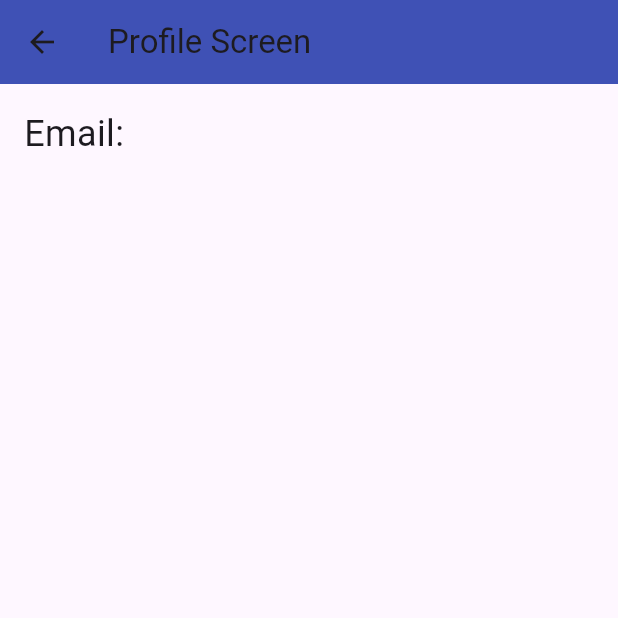
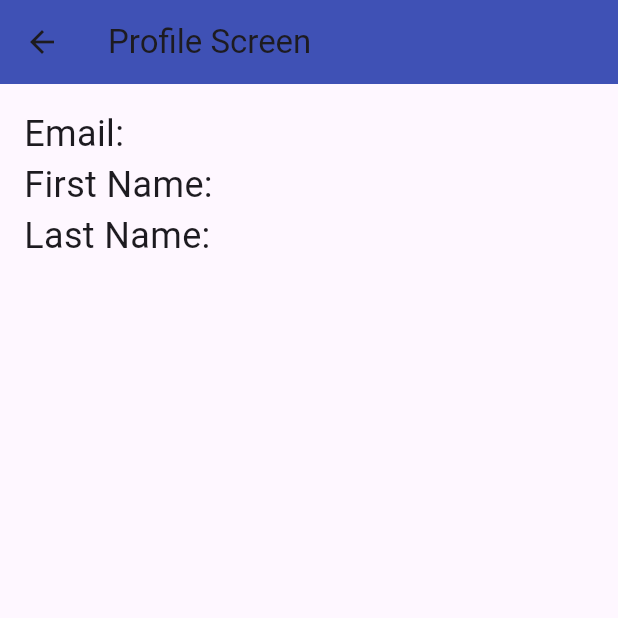
Before and after one commit to Antschw/intellij_flutter_test, a Flutter app: the ProfileScreen screen opened by its route, on a phone screen of 412 x 824 dp, the top half of it. Run offline on Flutter 3.47's test engine with Material 3 defaults, Android fonts, the phone set to English and light mode, and no system bars; our stand-ins replace audioplayers, flutter_secure_storage, google_fonts, package_info_plus; accounts and stored records are empty; network calls fail.

Commit message:
Added user's first and last name to Profile Screen

```diff
--- a/lib/screens/profile_screen.dart
+++ b/lib/screens/profile_screen.dart
@@ -1,8 +1,10 @@
 import 'package:flutter/material.dart';
 import 'package:intellij_flutter_test/utils/secure_storage.dart';
+import 'package:intellij_flutter_test/api/user.dart';
+import 'dart:convert';
 
 class ProfileScreen extends StatefulWidget {
-  const ProfileScreen({super.key});
+  const ProfileScreen({Key? key}) : super(key: key);
 
   @override
   _ProfileScreenState createState() => _ProfileScreenState();
@@ -11,19 +13,43 @@ class ProfileScreen extends StatefulWidget {
 class _ProfileScreenState extends State<ProfileScreen> {
   SecureStorage storage = SecureStorage();
   String _email = '';
+  String _firstName = '';
+  String _lastName = '';
 
   @override
   void initState() {
     super.initState();
-    getEmail();
+    getEmailAndName();
   }
 
-  getEmail() async {
+  getEmailAndName() async {
     final credentials = await storage.readCredentials();
     if (mounted) {
       setState(() {
         _email = credentials['email'] ?? '';
       });
+    }
+    final responseData = await getUserData();
+    if (responseData != null && mounted) {
+      setState(() {
+        _firstName = responseData['user']['firstName'] ?? '';
+        _lastName = responseData['user']['lastName'] ?? '';
+      });
+    }
+  }
+
+  Future<Map<String, dynamic>?> getUserData() async {
+    final credentials = await storage.readCredentials();
+    try {
+      final response = await login(credentials['email'] ?? '', credentials['password'] ?? '');
+      if (response.statusCode == 200) {
+        return json.decode(response.body);
+      } else {
+        throw Exception('Failed to get user data: ${response.reasonPhrase}');
+      }
+    } catch (e) {
+      print("Exception while fetching user data: $e");
+      return null;
     }
   }
 
@@ -42,6 +68,14 @@ class _ProfileScreenState extends State<ProfileScreen> {
               'Email: $_email',
               style: TextStyle(fontSize: 24),
             ),
+            Text(
+              'First Name: $_firstName',
+              style: TextStyle(fontSize: 24),
+            ),
+            Text(
+              'Last Name: $_lastName',
+              style: TextStyle(fontSize: 24),
+            ),
           ],
         ),
       ),
```
